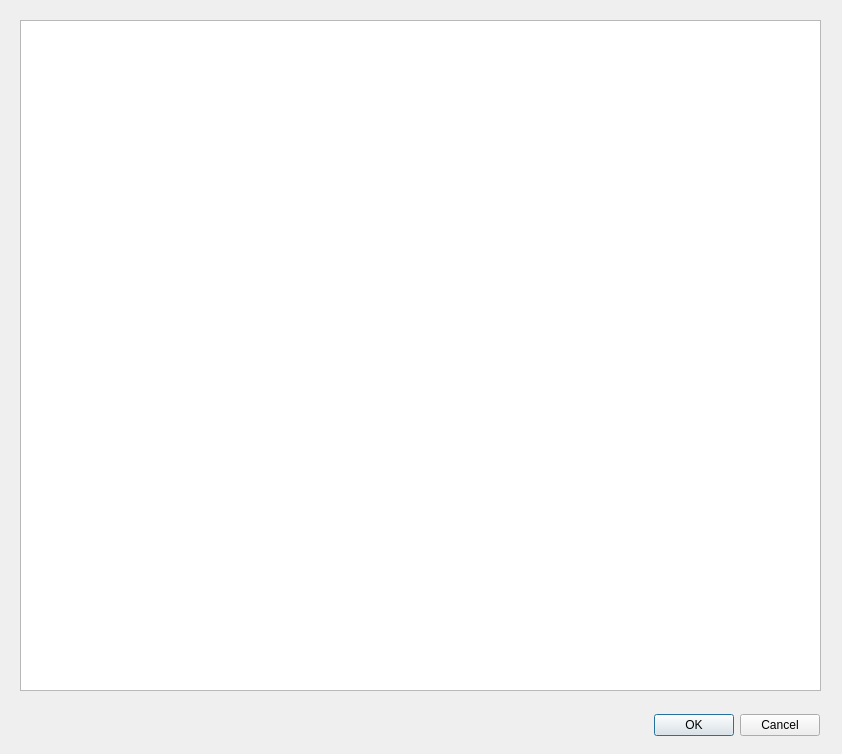
Qt form filterdialog.ui (J1nHyeockKim/DGSW2020_Narsha_ChangeEverything) before a commit.
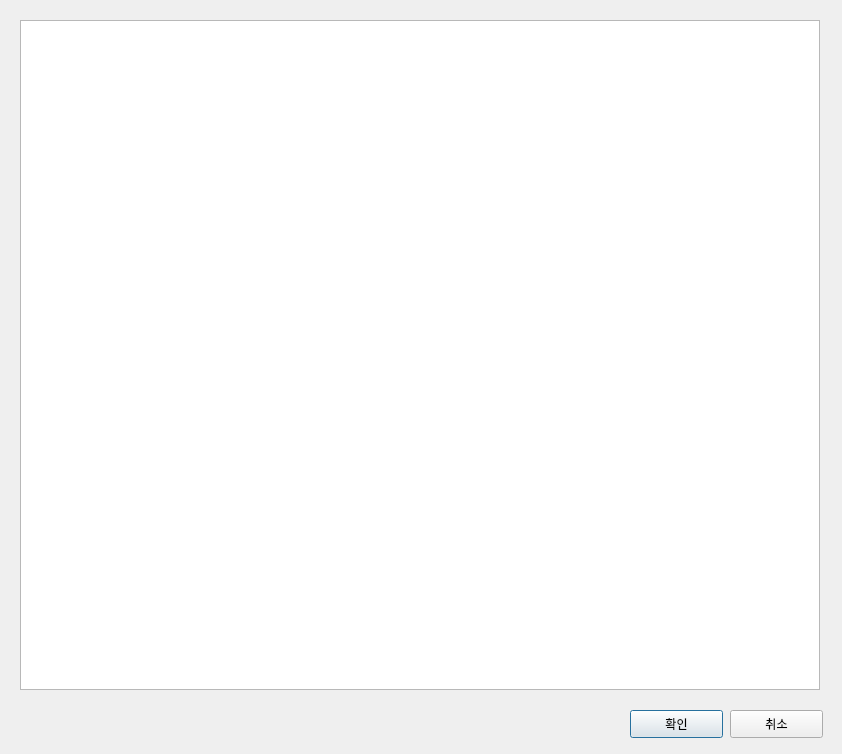
The same form after that commit.

What changed in the file:
```diff
--- a/filterdialog.ui
+++ b/filterdialog.ui
@@ -13,29 +13,39 @@
   <property name="windowTitle">
    <string>Dialog</string>
   </property>
-  <widget class="QDialogButtonBox" name="buttonBox">
+  <widget class="QPushButton" name="okButton">
    <property name="geometry">
     <rect>
      <x>630</x>
      <y>710</y>
-     <width>190</width>
-     <height>30</height>
+     <width>93</width>
+     <height>28</height>
     </rect>
    </property>
-   <property name="orientation">
-    <enum>Qt::Horizontal</enum>
+   <property name="text">
+    <string>확인</string>
    </property>
-   <property name="standardButtons">
-    <set>QDialogButtonBox::Cancel|QDialogButtonBox::Ok</set>
+  </widget>
+  <widget class="QPushButton" name="cancelButton">
+   <property name="geometry">
+    <rect>
+     <x>730</x>
+     <y>710</y>
+     <width>93</width>
+     <height>28</height>
+    </rect>
    </property>
+   <property name="text">
+    <string>취소</string>
+   </property>
   </widget>
-  <widget class="QListView" name="listView">
+  <widget class="QListWidget" name="listWidget">
    <property name="geometry">
     <rect>
      <x>20</x>
      <y>20</y>
-     <width>801</width>
-     <height>671</height>
+     <width>800</width>
+     <height>670</height>
     </rect>
    </property>
   </widget>
```
Left out of the diff: 35 changed lines with no effect on the pictures.
